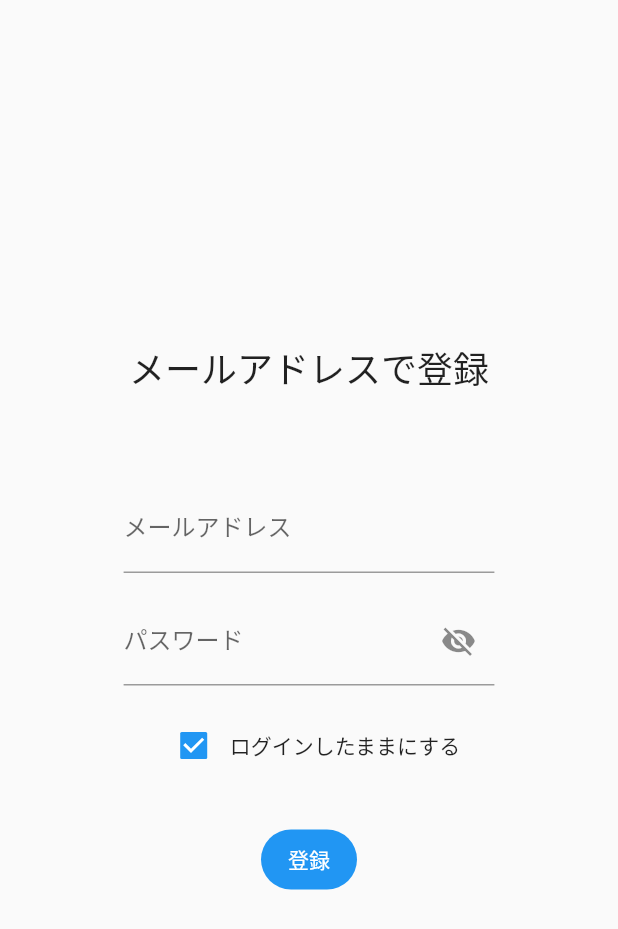
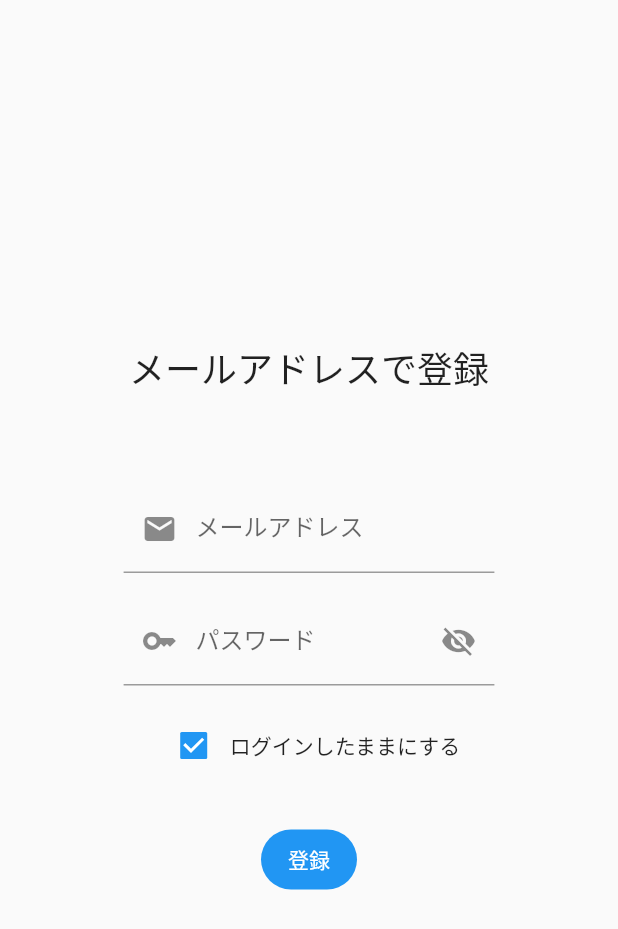
Before and after one commit to gdsc-osaka/todo-app, a Flutter app: the EmailSignUpPage screen opened by its route, on a phone screen of 412 x 824 dp. Shown: the top 929 px of the screen. Run offline on Flutter 3.47's test engine with Material 2 defaults, Android fonts, the light colour scheme and no system bars; our stand-ins replace email_validator, go_router, hooks_riverpod, riverpod.

Commit message:
[Modify] EmailSignUpPage の TextField に PrefixIcon を追加.

```diff
--- a/lib/features/auth/email_signup_page.dart
+++ b/lib/features/auth/email_signup_page.dart
@@ -28,7 +28,10 @@ class _EmailSignUpPageState extends ConsumerState<EmailSignUpPage> {
 
     final form = [
       TextFormField(
-        decoration: const InputDecoration(labelText: "メールアドレス"),
+        decoration: const InputDecoration(
+          labelText: "メールアドレス",
+          prefixIcon: Icon(Icons.email),
+        ),
         autovalidateMode: AutovalidateMode.disabled,
         validator: (input) {
           if (input == null || !EmailValidator.validate(input)) {
@@ -44,6 +47,7 @@ class _EmailSignUpPageState extends ConsumerState<EmailSignUpPage> {
       TextFormField(
         decoration: InputDecoration(
             labelText: "パスワード",
+            prefixIcon: const Icon(Icons.key),
             suffixIcon: IconButton(
               onPressed: () => setState(() {
                 _obscurePassword = !_obscurePassword;
```
